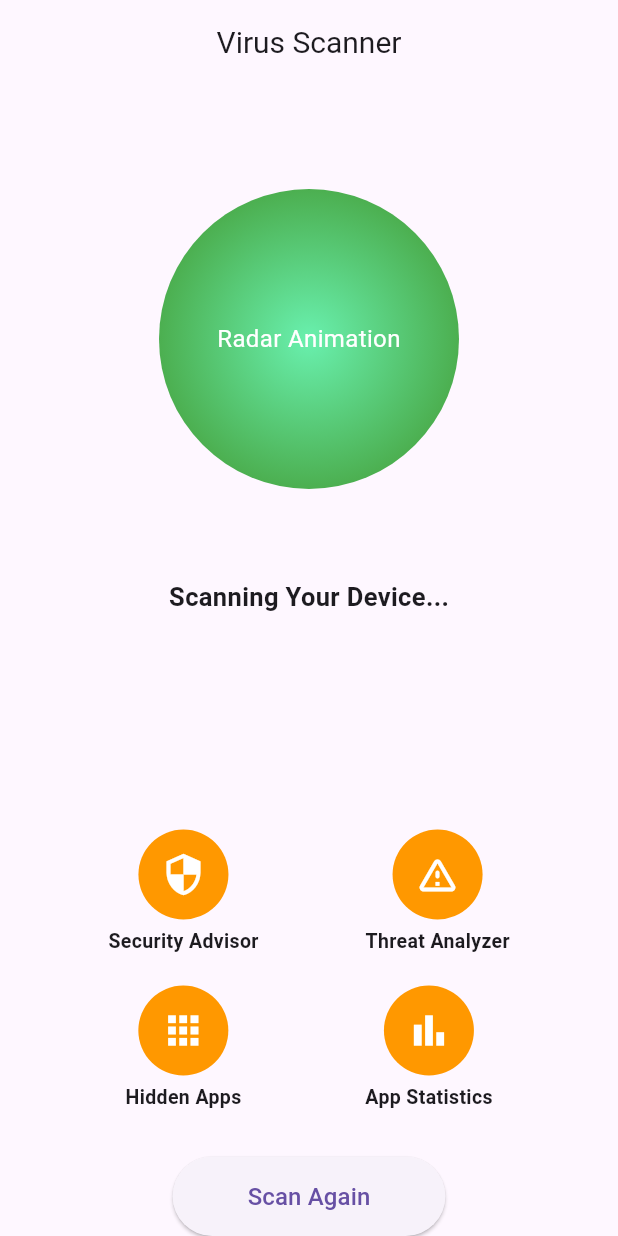
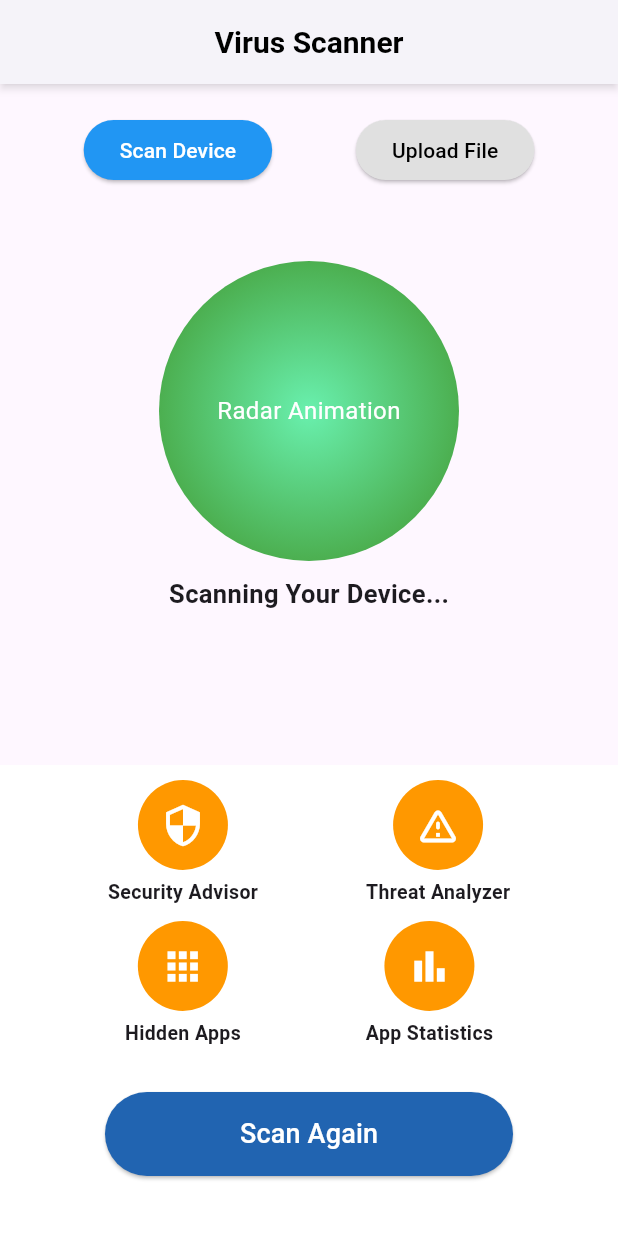
Before and after one commit to YashBhalodiya/VirusScanner, a Flutter app: the screen it shows after launch, on a phone screen of 412 x 824 dp. Run offline on Flutter 3.47's test engine with Material 3 defaults, Android fonts, the phone set to English and light mode, and no system bars; our stand-ins replace file_picker.

Commit message:
Added Page Swipe Feature

```diff
--- a/lib/features/home/home_screen.dart
+++ b/lib/features/home/home_screen.dart
@@ -1,4 +1,7 @@
+// ignore_for_file: avoid_print
+
 import 'package:flutter/material.dart';
+import 'package:virus_scaner/features/home/upload_file_screen.dart';
 
 class HomeScreen extends StatefulWidget {
   const HomeScreen({super.key});
@@ -8,32 +11,96 @@ class HomeScreen extends StatefulWidget {
 }
 
 class _HomeScreenState extends State<HomeScreen> {
+  final PageController _pageController = PageController();
+  int _currentPage = 0;
+
   @override
   Widget build(BuildContext context) {
     return Scaffold(
       appBar: AppBar(
         title: const Text(
           "Virus Scanner",
-          style: TextStyle(
-            fontSize: 20,
+          style: TextStyle(fontSize: 20, fontWeight: FontWeight.bold),
+        ),
+        centerTitle: true,
+        elevation: 2, // Controls the shadow intensity
+        shadowColor: Colors.black.withOpacity(0.5), // Optional: Shadow color
+        backgroundColor: Colors.white, // Optional: Change AppBar background
+        titleTextStyle: const TextStyle(
+          color: Colors.black, // Optional: Change title text color
+        ),
+        iconTheme: const IconThemeData(color: Colors.black),
+      ),
+      body: Stack(
+        children: [
+          Column(
+            children: [
+              Padding(
+                padding:
+                    const EdgeInsets.symmetric(vertical: 20, horizontal: 0),
+                child: Row(
+                  mainAxisAlignment: MainAxisAlignment.spaceEvenly,
+                  children: [
+                    ElevatedButton(
+                        onPressed: () {
+                          print("Scan Device clicked");
+                          _pageController.animateToPage(0,
+                              duration: const Duration(milliseconds: 400),
+                              curve: Curves.easeInOutCubic);
+                        },
+                        style: ElevatedButton.styleFrom(
+                          backgroundColor: _currentPage == 0
+                              ? Colors
+                                  .blue // Highlighted color for active button
+                              : Colors.grey[
+                                  300], // Default color for inactive button
+                          foregroundColor: _currentPage == 0
+                              ? Colors.white // Text color for active button
+                              : Colors.black, // Text color for inactive button
+                        ),
+                        child: const Text("Scan Device")),
+                    ElevatedButton(
+                        onPressed: () {
+                          print("Upload file clicked");
+                          _pageController.animateToPage(1,
+                              duration: const Duration(milliseconds: 400),
+                              curve: Curves.easeInOutCubic);
+                        },
+                        style: ElevatedButton.styleFrom(
+                          backgroundColor: _currentPage == 1
+                              ? Colors.blue
+                              : Colors.grey[300],
+                          foregroundColor:
+                              _currentPage == 1 ? Colors.white : Colors.black,
+                        ),
+                        child: const Text("Upload File")),
+                  ],
                 ),
               ),
-        centerTitle: true,
+              const SizedBox(
+                height: 30,
               ),
-      body: Column(
-        mainAxisAlignment: MainAxisAlignment.spaceBetween,
+              // Swipeable pages
+              Expanded(
+                child: PageView(
+                  controller: _pageController,
+                  onPageChanged: (index) {
+                    print("Page changed to: $index");
+                    setState(() {
+                      _currentPage = index;
+                    });
+                  },
                   children: [
-          // Radar Amination
+                    // First Page
                     Column(
-            mainAxisAlignment: MainAxisAlignment.center,
+                      mainAxisAlignment: MainAxisAlignment.start,
                       children: [
-              const SizedBox(height: 20),
                         GestureDetector(
                           onTap: () {
                             print("Radar Animation Tapped");
                           },
                           child: Container(
-                  height: 300,
+                            height: 200,
                             width: 200,
                             decoration: const BoxDecoration(
                               shape: BoxShape.circle,
@@ -44,7 +111,8 @@ class _HomeScreenState extends State<HomeScreen> {
                             child: const Center(
                               child: Text(
                                 "Radar Animation",
-                      style: TextStyle(color: Colors.white, fontSize: 16),
+                                style: TextStyle(
+                                    color: Colors.white, fontSize: 16),
                                 textAlign: TextAlign.center,
                               ),
                             ),
@@ -53,13 +121,28 @@ class _HomeScreenState extends State<HomeScreen> {
                         const SizedBox(height: 10),
                         const Text(
                           "Scanning Your Device...",
-                style: TextStyle(fontSize: 17, fontWeight: FontWeight.bold),
+                          style: TextStyle(
+                              fontSize: 17, fontWeight: FontWeight.bold),
                         ),
                       ],
                     ),
-          // Buttons Section
-          Padding(
-            padding: const EdgeInsets.symmetric(horizontal: 1.0),
+                    // Second Page
+                    const UploadFileScreen(),
+                  ],
+                ),
+              ),
+            ],
+          ),
+
+          // Bottom Fixed Buttons
+
+          Positioned(
+            bottom: 0,
+            left: 0,
+            right: 0,
+            child: Container(
+              padding: const EdgeInsets.symmetric(vertical: 10),
+              color: Colors.white,
               child: Column(
                 children: [
                   Row(
@@ -70,8 +153,7 @@ class _HomeScreenState extends State<HomeScreen> {
                         child: Column(
                           children: [
                             Container(
-                            padding: const EdgeInsets.all(
-                                15), // to change the size of the buttons
+                              padding: const EdgeInsets.all(15),
                               decoration: const BoxDecoration(
                                 color: Colors.orange,
                                 shape: BoxShape.circle,
@@ -120,7 +202,7 @@ class _HomeScreenState extends State<HomeScreen> {
                       ),
                     ],
                   ),
-                const SizedBox(height: 20),
+                  const SizedBox(height: 10),
                   Row(
                     mainAxisAlignment: MainAxisAlignment.spaceEvenly,
                     children: [
@@ -184,15 +266,18 @@ class _HomeScreenState extends State<HomeScreen> {
                       print("Scan Again Button Pressed");
                     },
                     style: ElevatedButton.styleFrom(
+                      backgroundColor: const Color.fromARGB(255, 33, 100, 177),
                       padding: const EdgeInsets.symmetric(
-                        horizontal: 50, vertical: 15),
+                          horizontal: 90, vertical: 15),
                     ),
                     child: const Text(
                       "Scan Again",
-                    style: TextStyle(fontSize: 16),
+                      style: TextStyle(fontSize: 18, color: Colors.white),
                     ),
                   ),
+                  const SizedBox(height: 30),
                 ],
+              ),
             ),
           ),
         ],
```
Lines whose indentation alone changed are shown as unchanged.
